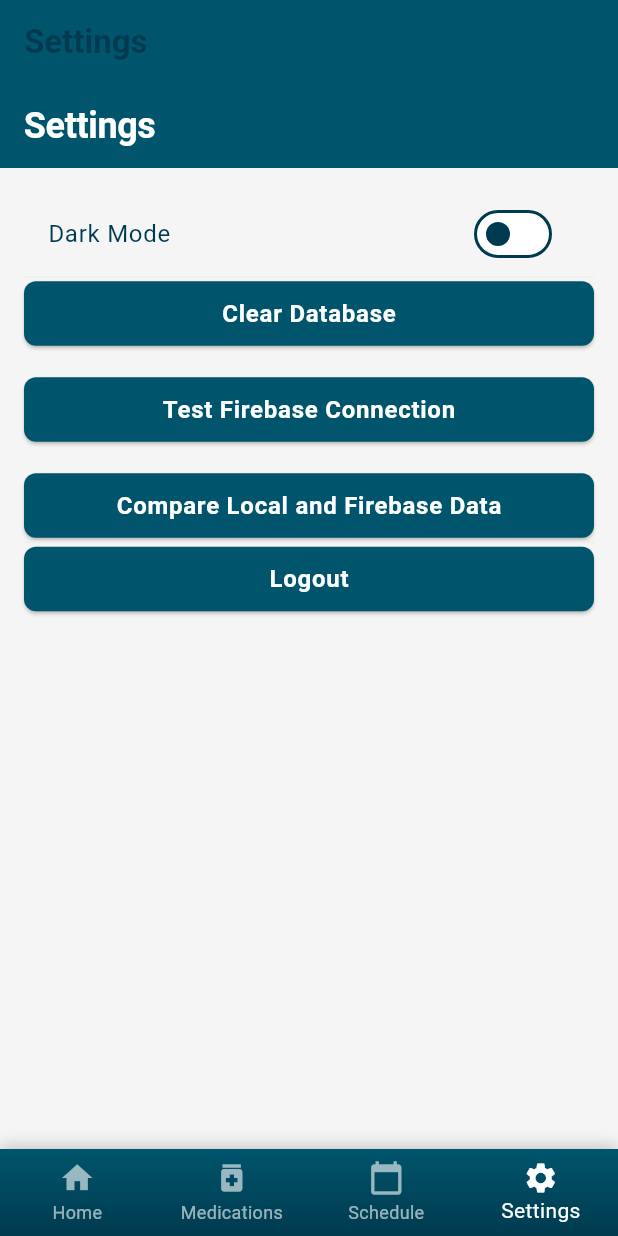
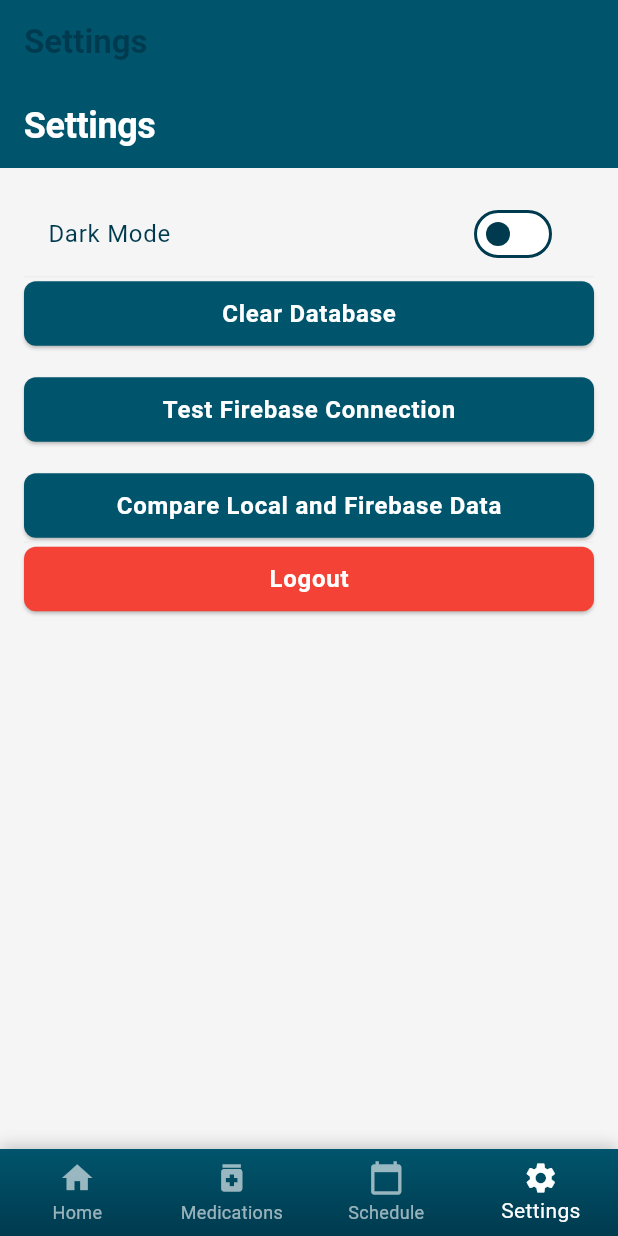
Before and after one commit to kinemspa/dosify, a Flutter app: the screen it shows once a user with an empty profile is signed in, item 4 of the bottom bar chosen, on a phone screen of 412 x 824 dp. Run offline on Flutter 3.47's test engine with Material 3 defaults, Android fonts, the phone set to English and light mode, and no system bars; our stand-ins replace cloud_firestore, firebase_auth, firebase_core, flutter_secure_storage, get_it, shared_preferences; missing offline and left inert: encrypt; accounts and stored records are empty.

Commit message:
Updated README with recent changes and fixed theme/refresh issues

```diff
--- a/lib/screens/settings/settings_screen.dart
+++ b/lib/screens/settings/settings_screen.dart
@@ -4,6 +4,7 @@ import 'package:provider/provider.dart';
 import '../../services/firebase_service.dart';
 import '../../services/service_locator.dart';
 import '../../theme/theme_provider.dart';
+import '../../theme/app_decorations.dart';
 
 class SettingsScreen extends StatefulWidget {
   const SettingsScreen({super.key});
@@ -68,8 +69,13 @@ class _SettingsScreenState extends State<SettingsScreen> {
   Widget build(BuildContext context) {
     final themeProvider = Provider.of<ThemeProvider>(context);
     return Scaffold(
-      appBar: AppBar(title: const Text('Settings')),
-      body: ListView(
+      appBar: AppBar(
+        title: const Text('Settings'),
+        elevation: 0,
+      ),
+      body: Container(
+        decoration: AppDecorations.screenBackground(context),
+        child: ListView(
           padding: const EdgeInsets.all(16),
           children: [
             // Theme Settings
@@ -106,10 +112,14 @@ class _SettingsScreenState extends State<SettingsScreen> {
             // Account
             ElevatedButton(
               onPressed: _logout,
+              style: ElevatedButton.styleFrom(
+                backgroundColor: Colors.red,
+              ),
               child: const Text('Logout'),
             ),
           ],
         ),
+      ),
     );
   }
 }
--- a/lib/theme/app_theme.dart
+++ b/lib/theme/app_theme.dart
@@ -163,14 +163,14 @@ class AppTheme {
 
       scaffoldBackgroundColor: AppColors.lightBackground,
 
-      // Text Theme - Updated to use teal colors for headings
+      // Text Theme - Updated to use teal colors for headings and ensure input text is dark
       textTheme: TextTheme(
         displayLarge: AppTextStyles.lightH1,
         displayMedium: AppTextStyles.lightH2,
         displaySmall: AppTextStyles.lightH3,
-        bodyLarge: AppTextStyles.bodyLarge.copyWith(color: AppColors.lightTextSecondary),
-        bodyMedium: AppTextStyles.bodyMedium.copyWith(color: AppColors.lightTextSecondary),
-        bodySmall: AppTextStyles.bodySmall.copyWith(color: AppColors.lightTextSecondary),
+        bodyLarge: AppTextStyles.bodyLarge.copyWith(color: Colors.black87),
+        bodyMedium: AppTextStyles.bodyMedium.copyWith(color: Colors.black87),
+        bodySmall: AppTextStyles.bodySmall.copyWith(color: Colors.black54),
         labelLarge: AppTextStyles.buttonLarge.copyWith(color: AppColors.lightTextPrimary),
         labelMedium: AppTextStyles.buttonMedium.copyWith(color: AppColors.lightTextPrimary),
       ),
@@ -194,7 +194,7 @@ class AppTheme {
         ),
       ),
 
-      // Input Theme - Updated to use teal colors
+      // Input Theme - Updated to use teal colors and ensure text is visible
       inputDecorationTheme: InputDecorationTheme(
         filled: true,
         fillColor: AppColors.lightSurface,
@@ -215,8 +215,8 @@ class AppTheme {
           borderSide: const BorderSide(color: AppColors.error),
         ),
         contentPadding: const EdgeInsets.symmetric(horizontal: 16, vertical: 12),
-        labelStyle: AppTextStyles.inputLabel.copyWith(color: AppColors.lightTextSecondary),
-        hintStyle: AppTextStyles.inputHint.copyWith(color: AppColors.lightTextHint),
+        labelStyle: AppTextStyles.inputLabel.copyWith(color: Colors.black54),
+        hintStyle: AppTextStyles.inputHint.copyWith(color: Colors.black45),
       ),
 
       // Text selection and cursor color - Updated to use teal
```
Also changed, not shown: lib/screens/medications/medication_list_screen.dart (+6 -16 lines), 1 other file. Lines whose indentation alone changed are shown as unchanged.
